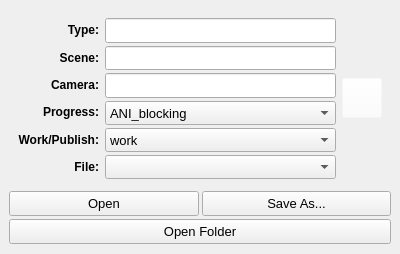
Above: Plugcmds/AnimSceneReader/AnimSceneReader.ui from zclongpop123/RiggingTeamTools before the change. Below: the same form after it.
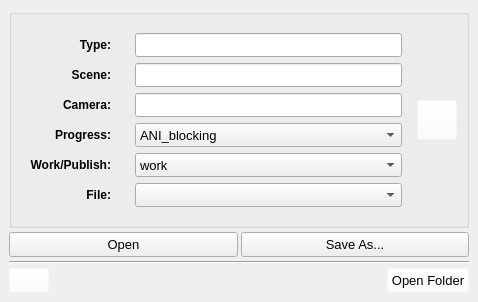
That is the form after the change.

Commit message: Colorful UI, fix any codes..

What changed in the file:
```diff
--- a/Plugcmds/AnimSceneReader/AnimSceneReader.ui
+++ b/Plugcmds/AnimSceneReader/AnimSceneReader.ui
@@ -6,53 +6,27 @@
    <rect>
     <x>0</x>
     <y>0</y>
-    <width>400</width>
-    <height>254</height>
+    <width>478</width>
+    <height>299</height>
    </rect>
   </property>
-  <property name="minimumSize">
-   <size>
-    <width>400</width>
-    <height>173</height>
-   </size>
-  </property>
-  <property name="maximumSize">
-   <size>
-    <width>16777215</width>
-    <height>16777215</height>
-   </size>
-  </property>
   <property name="windowTitle">
    <string>Anim File Reader</string>
   </property>
   <widget class="QWidget" name="centralwidget">
    <layout class="QVBoxLayout" name="verticalLayout_3">
     <property name="spacing">
-     <number>3</number>
+     <number>4</number>
     </property>
     <item>
-     <widget class="QWidget" name="widget" native="true">
-      <property name="minimumSize">
-       <size>
-        <width>0</width>
-        <height>179</height>
-       </size>
-      </property>
-      <property name="maximumSize">
-       <size>
-        <width>16777215</width>
-        <height>179</height>
-       </size>
+     <widget class="QGroupBox" name="groupBox">
+      <property name="title">
+       <string/>
       </property>
       <layout class="QHBoxLayout" name="horizontalLayout">
-       <property name="spacing">
-        <number>6</number>
-       </property>
        <item>
-        <layout class="QVBoxLayout" name="verticalLayout">
-         <property name="spacing">
-          <number>3</number>
-         </property>
+        <widget class="QWidget" name="widget_2" native="true">
+         <layout class="QVBoxLayout" name="verticalLayout_2">
          <item>
           <widget class="QLabel" name="label">
            <property name="minimumSize">
@@ -192,12 +166,11 @@
           </widget>
          </item>
         </layout>
+        </widget>
        </item>
        <item>
-        <layout class="QVBoxLayout" name="verticalLayout_2">
-         <property name="spacing">
-          <number>3</number>
-         </property>
+        <widget class="QWidget" name="widget" native="true">
+         <layout class="QVBoxLayout" name="verticalLayout">
          <item>
           <widget class="QLineEdit" name="LET_type">
            <property name="minimumSize">
@@ -432,6 +405,7 @@
           </widget>
          </item>
         </layout>
+        </widget>
        </item>
        <item>
         <widget class="QPushButton" name="btn_SelectPath">
@@ -513,6 +487,56 @@
      </layout>
     </item>
     <item>
+     <widget class="Line" name="line">
+      <property name="orientation">
+       <enum>Qt::Horizontal</enum>
+      </property>
+     </widget>
+    </item>
+    <item>
+     <layout class="QHBoxLayout" name="horizontalLayout_2">
+      <item>
+       <widget class="QPushButton" name="btn_light">
+        <property name="enabled">
+         <bool>false</bool>
+        </property>
+        <property name="minimumSize">
+         <size>
+          <width>0</width>
+          <height>25</height>
+         </size>
+        </property>
+        <property name="styleSheet">
+         <string notr="true">QPushButton{
+	background-color: rgba(255, 255, 255, 0);
+	selection-background-color: rgba(255, 255, 255, 0);
+}</string>
+        </property>
+        <property name="text">
+         <string/>
+        </property>
+        <property name="iconSize">
+         <size>
+          <width>20</width>
+          <height>20</height>
+         </size>
+        </property>
+       </widget>
+      </item>
+      <item>
+       <spacer name="horizontalSpacer">
+        <property name="orientation">
+         <enum>Qt::Horizontal</enum>
+        </property>
+        <property name="sizeHint" stdset="0">
+         <size>
+          <width>40</width>
+          <height>20</height>
+         </size>
+        </property>
+       </spacer>
+      </item>
+      <item>
      <widget class="QPushButton" name="btn_OpenFolder">
       <property name="minimumSize">
        <size>
@@ -525,12 +549,29 @@
         <pointsize>10</pointsize>
        </font>
       </property>
+        <property name="styleSheet">
+         <string notr="true">QPushButton{
+	background-color: rgba(255, 255, 255, 0);
+	selection-background-color: rgba(255, 255, 255, 0);
+}
+QPushButton::hover{
+	color: rgb(170, 255, 127);
+}</string>
+        </property>
       <property name="text">
        <string>Open Folder</string>
       </property>
+        <property name="iconSize">
+         <size>
+          <width>20</width>
+          <height>20</height>
+         </size>
+        </property>
      </widget>
     </item>
    </layout>
+    </item>
+   </layout>
   </widget>
  </widget>
  <tabstops>
```
Left out of the diff: 3 changed lines with no effect on the pictures. Lines whose indentation alone changed are shown as unchanged. The commit also changes 5 other files.
